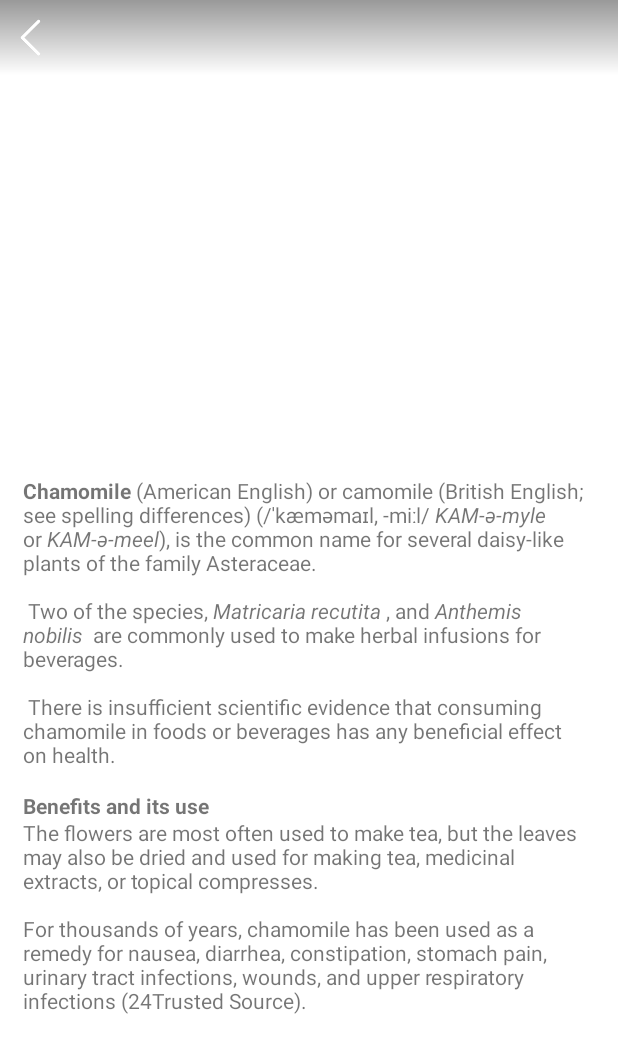
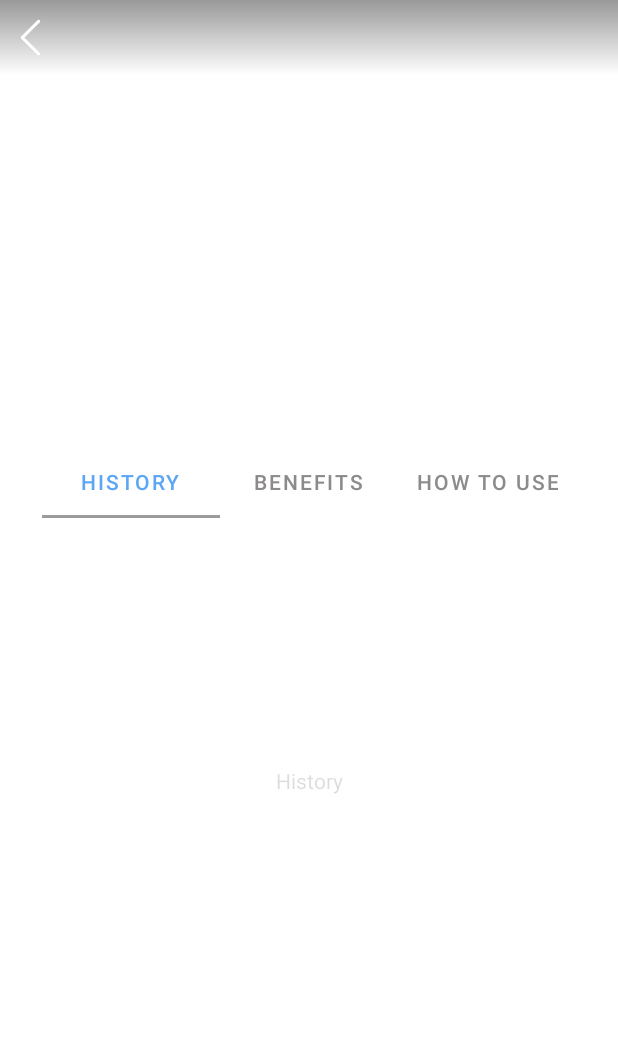
Before and after one commit to bokz02/Hervmed, an Android app: the InformationActivity screen opened directly, with no data from a screen before it, on a phone screen of 412 x 824 dp. Shown: the top 1053 px of the screen. Run offline under Robolectric (Android 15) with nearby library versions, the phone set to English and light mode, and no system bars; 5 statements that could not run were skipped.

Commit message:
Added ViewPager 2

```diff
--- a/app/src/main/AndroidManifest.xml
+++ b/app/src/main/AndroidManifest.xml
@@ -13,9 +13,6 @@
             android:name=".InformationActivity"
             android:exported="false" />
         <activity
-            android:name=".RecyclerViewContainer"
-            android:exported="false" />
-        <activity
             android:name=".MainActivity"
             android:exported="true"
             android:theme="@style/hervmed">
--- a/app/src/main/java/com/example/hervmed2/FragmentTraditional.java
+++ b/app/src/main/java/com/example/hervmed2/FragmentTraditional.java
@@ -33,8 +33,8 @@ public class FragmentTraditional extends Fragment implements HerbAdapter.OnNoteL
     }
 
     private ArrayList<HerbItems> initHerb(){
-        herbItems.add(new HerbItems(R.drawable.borage, "Borage", "Borago officinalis"));
-        herbItems.add(new HerbItems(R.drawable.chamomile2, "Chamomile", "This is sample description"));
+//        herbItems.add(new HerbItems(R.drawable.borage, "Borage", "Borago officinalis"));
+//        herbItems.add(new HerbItems(R.drawable.chamomile2, "Chamomile", "This is sample description"));
       return herbItems;
     }
 
--- a/app/src/main/java/com/example/hervmed2/HerbAdapter.java
+++ b/app/src/main/java/com/example/hervmed2/HerbAdapter.java
@@ -23,7 +23,7 @@ public class HerbAdapter extends RecyclerView.Adapter<HerbAdapter.HerbViewHolder
 
     public static class HerbViewHolder extends RecyclerView.ViewHolder implements View.OnClickListener {
 
-        TextView textView1, textView2;
+        TextView textView1, textView2, textView3;
         ImageView imageView;
         OnNoteListenerHerb onNoteListenerHerb;
 
@@ -33,6 +33,7 @@ public class HerbAdapter extends RecyclerView.Adapter<HerbAdapter.HerbViewHolder
 
             textView1 = itemView.findViewById(R.id.title);
             textView2 = itemView.findViewById(R.id.description);
+            textView3 = itemView.findViewById(R.id.historyText);
             imageView = itemView.findViewById(R.id.imageView);
 
             this.onNoteListenerHerb = onNoteListenerHerb;
@@ -69,6 +70,7 @@ public class HerbAdapter extends RecyclerView.Adapter<HerbAdapter.HerbViewHolder
 
         holder.textView1.setText(herbList.get(position).getTitle());
         holder.textView2.setText(herbList.get(position).getDescription());
+        holder.textView3.setText(herbList.get(position).getHistory());
         holder.imageView.setImageResource(herbList.get(position).getImgResource());
 
     }
--- a/app/src/main/java/com/example/hervmed2/InformationActivity.java
+++ b/app/src/main/java/com/example/hervmed2/InformationActivity.java
@@ -1,21 +1,37 @@
 package com.example.hervmed2;
 
-import androidx.appcompat.app.ActionBar;
+import androidx.annotation.NonNull;
+import androidx.annotation.Nullable;
 import androidx.appcompat.app.AppCompatActivity;
+import androidx.fragment.app.Fragment;
+import androidx.fragment.app.FragmentManager;
+import androidx.fragment.app.FragmentPagerAdapter;
+import androidx.fragment.app.FragmentTransaction;
+import androidx.lifecycle.Lifecycle;
+import androidx.viewpager.widget.ViewPager;
+import androidx.viewpager2.adapter.FragmentStateAdapter;
+import androidx.viewpager2.widget.ViewPager2;
 
 import android.content.Intent;
 import android.os.Bundle;
 import android.view.WindowManager;
-import android.widget.Button;
 import android.widget.ImageButton;
 import android.widget.ImageView;
 import android.widget.TextView;
 
-import java.util.Objects;
+import com.example.hervmed2.tabs.BenefitsFragment;
+import com.example.hervmed2.tabs.HistoryFragment;
+import com.example.hervmed2.tabs.HowToUseFragment;
+import com.example.hervmed2.tabs.adapter.ViewStateAdapter;
+import com.google.android.material.tabs.TabLayout;
+
+import java.util.ArrayList;
+import java.util.List;
 
 public class InformationActivity extends AppCompatActivity {
 
-    TextView textView, textView2, textView3;
+    TextView textView, textView2;
+    TabLayout tabLayout;
 
     @Override
     protected void onCreate(Bundle savedInstanceState) {
@@ -23,26 +39,32 @@ public class InformationActivity extends AppCompatActivity {
         setTheme(R.style.Theme_Hervmed3);
         setContentView(R.layout.activity_information);
 
-
+        fragmentLoader(new HistoryFragment());
+        initialize();
         backButton();
-
-        this.getWindow().setFlags(WindowManager.LayoutParams.FLAG_FULLSCREEN,
-                WindowManager.LayoutParams.FLAG_FULLSCREEN); //enable full screen
-        setTitle("");
-
-        initialize();
+        switchTabs();
 
     }
+
+
+
+    public void fragmentLoader(Fragment fragment) {
+        getSupportFragmentManager()
+                .beginTransaction()
+                .add(R.id.fragmentContainerHistory, fragment)
+                .commit();
+    }//FRAGMENT LOADER
+
 
     public void initialize(){
         Intent intent = getIntent();
         HerbItems herbItems = intent.getParcelableExtra("Example");
 
+        tabLayout = findViewById(R.id.tabLayout);
 
         int imageRes = herbItems.getImgResource();
         String title = herbItems.getTitle();
         String description = herbItems.getDescription();
-
 
         ImageView imageView = findViewById(R.id.imageHerb);
         imageView.setImageResource(imageRes);
@@ -53,17 +75,15 @@ public class InformationActivity extends AppCompatActivity {
         textView2 = findViewById(R.id.descriptionHerb);
         textView2.setText(description);
 
-        textView3 = findViewById(R.id.contentHerb);
-        if(textView.getText().toString().equals("Chamomile")){
-            textView3.setText(R.string.chamomile_content);
-        }
-        else if (textView.getText().toString().equals("Borage")){
-            textView3.setText(R.string.borage_content);
-        }
+
+        tabLayout.addTab(tabLayout.newTab().setText("History"));
+        tabLayout.addTab(tabLayout.newTab().setText("Benefits"));
+        tabLayout.addTab(tabLayout.newTab().setText("How to use"));
 
     }
 
     public void backButton(){
+
 
         ImageButton backButton = (ImageButton) findViewById(R.id.backButtonXML);
         backButton.setOnClickListener(view -> {
@@ -71,4 +91,44 @@ public class InformationActivity extends AppCompatActivity {
         });
 
     }
+
+    public void switchTabs(){
+
+        FragmentManager fragmentManager = getSupportFragmentManager();
+        ViewStateAdapter viewStateAdapter = new ViewStateAdapter(fragmentManager, getLifecycle());
+        ViewPager2 viewPager2 = findViewById(R.id.viewPager);
+        viewPager2.setAdapter(viewStateAdapter);
+
+        this.getWindow().setFlags(WindowManager.LayoutParams.FLAG_FULLSCREEN,
+                WindowManager.LayoutParams.FLAG_FULLSCREEN); //enable full screen
+        setTitle("");
+
+        tabLayout.addOnTabSelectedListener(new TabLayout.OnTabSelectedListener() {
+            @Override
+            public void onTabSelected(TabLayout.Tab tab) {
+                viewPager2.setCurrentItem(tab.getPosition());
+            }
+
+            @Override
+            public void onTabUnselected(TabLayout.Tab tab) {
+
+            }
+
+            @Override
+            public void onTabReselected(TabLayout.Tab tab) {
+
+            }
+        });
+
+        viewPager2.registerOnPageChangeCallback(new ViewPager2.OnPageChangeCallback() {
+            @Override
+            public void onPageSelected(int position) {
+                tabLayout.selectTab(tabLayout.getTabAt(position));
+            }
+        });
+
+
+    }
+
+
 }
--- a/app/src/main/java/com/example/hervmed2/MainActivity.java
+++ b/app/src/main/java/com/example/hervmed2/MainActivity.java
@@ -26,7 +26,7 @@ public class MainActivity extends AppCompatActivity{
     public void fragmentLoader(Fragment fragment) {
         getSupportFragmentManager()
                 .beginTransaction()
-                .replace(R.id.fragment_Container, fragment)
+                .add(R.id.fragment_Container, fragment)
                 .commit();
     }//FRAGMENT LOADER
 
--- /dev/null
+++ b/app/src/main/java/com/example/hervmed2/tabs/HistoryFragment.java
@@ -0,0 +1,50 @@
+package com.example.hervmed2.tabs;
+
+import android.os.Bundle;
+
+import androidx.annotation.NonNull;
+import androidx.annotation.Nullable;
+import androidx.appcompat.app.AppCompatActivity;
+import androidx.fragment.app.Fragment;
+import androidx.fragment.app.FragmentManager;
+
+import android.view.LayoutInflater;
+import android.view.View;
+import android.view.ViewGroup;
+import android.widget.TextView;
+
+import com.example.hervmed2.HerbItems;
+import com.example.hervmed2.R;
+
+
+public class HistoryFragment extends Fragment {
+
+    TextView historyText;
+    View view;
+
+    @Override
+    public View onCreateView(LayoutInflater inflater, ViewGroup container,
+                             Bundle savedInstanceState) {
+        view = inflater.inflate(R.layout.fragment_history, container, false);
+
+        initialize();
+
+        return view;
+    }
+
+
+    public void initialize(){
+        historyText = (TextView) view.findViewById(R.id.historyTextFragment);
+        Bundle bundle = this.getArguments();
+
+
+        if (getArguments()!=null){
+            HerbItems herbItems = bundle.getParcelable("History");
+            String string = herbItems.getTitle();
+            historyText.setText(string);
+        }
+
+
+    }
+
+}
--- a/app/src/main/res/layout/activity_information.xml
+++ b/app/src/main/res/layout/activity_information.xml
@@ -6,6 +6,9 @@
     android:layout_height="match_parent"
     tools:context=".InformationActivity"
     android:id="@+id/parent">
+
+
+
 
 
     <ImageView
@@ -48,14 +51,47 @@
             app:layout_constraintStart_toStartOf="parent"
             app:layout_constraintTop_toBottomOf="@+id/titleHerb" />
 
+
+        <com.google.android.material.tabs.TabLayout
+            android:id="@+id/tabLayout"
+            android:layout_width="match_parent"
+            android:layout_height="wrap_content"
+            android:background="@color/white"
+            app:layout_constraintEnd_toEndOf="parent"
+            app:layout_constraintStart_toStartOf="parent"
+            app:layout_constraintTop_toBottomOf="@+id/descriptionHerb"
+            app:tabGravity="center"
+            app:tabMode="fixed"
+            app:tabSelectedTextColor="@color/blueMain"
+            app:tabTextColor="@color/tabLayout_color">
+
+<!--            <com.google.android.material.tabs.TabItem-->
+<!--                android:layout_width="wrap_content"-->
+<!--                android:layout_height="wrap_content"-->
+<!--                android:text="History" />-->
+
+<!--            <com.google.android.material.tabs.TabItem-->
+<!--                android:layout_width="wrap_content"-->
+<!--                android:layout_height="wrap_content"-->
+<!--                android:text="Benefits" />-->
+
+<!--            <com.google.android.material.tabs.TabItem-->
+<!--                android:layout_width="wrap_content"-->
+<!--                android:layout_height="wrap_content"-->
+<!--                android:text="How to use" />-->
+        </com.google.android.material.tabs.TabLayout>
+
         <androidx.core.widget.NestedScrollView
             android:id="@+id/scrollView2"
             android:layout_width="match_parent"
-            android:layout_height="400dp"
+            android:layout_height="350dp"
             android:padding="10dp"
             app:layout_constraintEnd_toEndOf="parent"
             app:layout_constraintStart_toStartOf="parent"
-            app:layout_constraintTop_toBottomOf="@+id/descriptionHerb">
+            app:layout_constraintTop_toBottomOf="@+id/tabLayout">
+
+
+
 
             <LinearLayout
                 android:layout_width="match_parent"
@@ -63,18 +99,40 @@
                 android:orientation="vertical">
 
 
-                <TextView
-                    android:id="@+id/contentHerb"
-                    android:layout_width="wrap_content"
-                    android:layout_height="wrap_content"
-                    android:layout_marginTop="10dp"
-                    android:paddingEnd="5dp"
-                    android:text="@string/chamomile_content"
-                    app:layout_constraintEnd_toEndOf="parent"
-                    app:layout_constraintStart_toStartOf="parent"
-                    app:layout_constraintTop_toBottomOf="@+id/descriptionHerb" />
+
+
+                <androidx.coordinatorlayout.widget.CoordinatorLayout
+                    android:layout_width="match_parent"
+                    android:layout_height="350dp">
+
+                    <androidx.fragment.app.FragmentContainerView
+                        android:id="@+id/fragmentContainerHistory"
+                        android:layout_width="match_parent"
+                        android:layout_height="match_parent"/>
+
+
+                    <androidx.viewpager2.widget.ViewPager2
+                        android:id="@+id/viewPager"
+                        android:layout_width="match_parent"
+                        android:layout_height="match_parent"
+                        app:layout_behavior="com.google.android.material.appbar.AppBarLayout$ScrollingViewBehavior"/>
+
+                </androidx.coordinatorlayout.widget.CoordinatorLayout>
+
+
+<!--                <TextView-->
+<!--                    android:id="@+id/contentHerb"-->
+<!--                    android:layout_width="wrap_content"-->
+<!--                    android:layout_height="wrap_content"-->
+<!--                    android:layout_marginTop="10dp"-->
+<!--                    android:paddingEnd="5dp"-->
+<!--                    android:text="@string/chamomile_content"-->
+<!--                    app:layout_constraintEnd_toEndOf="parent"-->
+<!--                    app:layout_constraintStart_toStartOf="parent"-->
+<!--                    app:layout_constraintTop_toBottomOf="@+id/descriptionHerb" />-->
 
             </LinearLayout>
+
 
         </androidx.core.widget.NestedScrollView>
 
--- /dev/null
+++ b/app/src/main/res/layout/fragment_history.xml
@@ -0,0 +1,16 @@
+<?xml version="1.0" encoding="utf-8"?>
+<FrameLayout xmlns:android="http://schemas.android.com/apk/res/android"
+    xmlns:tools="http://schemas.android.com/tools"
+    android:layout_width="match_parent"
+    android:layout_height="match_parent"
+    tools:context=".tabs.HistoryFragment">
+
+    <!-- TODO: Update blank fragment layout -->
+    <TextView
+        android:id="@+id/historyTextFragment"
+        android:gravity="center"
+        android:layout_width="match_parent"
+        android:layout_height="match_parent"
+        android:text="History" />
+
+</FrameLayout>
--- a/app/src/main/res/values/colors.xml
+++ b/app/src/main/res/values/colors.xml
@@ -24,4 +24,5 @@
     <color name="light_blue_A400">#FF00B0FF</color>
     <color name="black_overlay">#66000000</color>
     <color name="gradient_black">#ffffff</color>
+    <color name="tabLayout_color">#8C8A8A</color>
 </resources>
--- a/app/src/main/res/values/strings.xml
+++ b/app/src/main/res/values/strings.xml
@@ -22,10 +22,11 @@ Yet, a few small human studies suggest that chamomile treats diarrhea, emotional
 \n\nChamomile is safe for most people but may cause an allergic reaction — especially if you’re allergic to similar plants, such as daisies, ragweed, or marigolds.\n\n</string>
 
 
-
     <string name="borage_content">Also known as a starflower, is an annual herb in the flowering plant family Boraginaceae. It is native to the Mediterranean region, and has naturalized in many other locales.
 It grows satisfactorily in gardens in most of Europe, such as Denmark, France, Germany, and the United Kingdom, remaining in the garden from year to year by self-seeding. The leaves are edible and the plant is grown in gardens for that purpose in some parts of Europe.
 The plant is also commercially cultivated for borage seed oil extracted from its seeds.
 The plant contains pyrrolizidine alkaloids, some of which are hepatotoxic, mutagenic, and carcinogenic (see below under Phytochemistry). \n\n
 </string>
+    <!-- TODO: Remove or change this placeholder text -->
+    <string name="hello_blank_fragment">Hello blank fragment</string>
 </resources>
```
Also changed, not shown: app/src/main/java/com/example/hervmed2/Fragment2.java (+10 -10 lines), app/src/main/java/com/example/hervmed2/FragmentPopular.java (+24 -11 lines), app/src/main/java/com/example/hervmed2/FragmentRare.java (+9 -1 lines), app/src/main/java/com/example/hervmed2/HerbItems.java (+8 -3 lines), app/src/main/java/com/example/hervmed2/RecyclerViewContainer.java (deleted, +0 -16 lines), app/src/main/java/com/example/hervmed2/tabs/BenefitsFragment.java (added, +22 -0 lines), app/src/main/java/com/example/hervmed2/tabs/HowToUseFragment.java (added, +23 -0 lines), app/src/main/res/layout/fragment_benefits.xml (added, +14 -0 lines), app/src/main/res/layout/fragment_how_to_use.xml (added, +14 -0 lines), app/src/main/res/layout/my_row.xml (+10 -0 lines).
